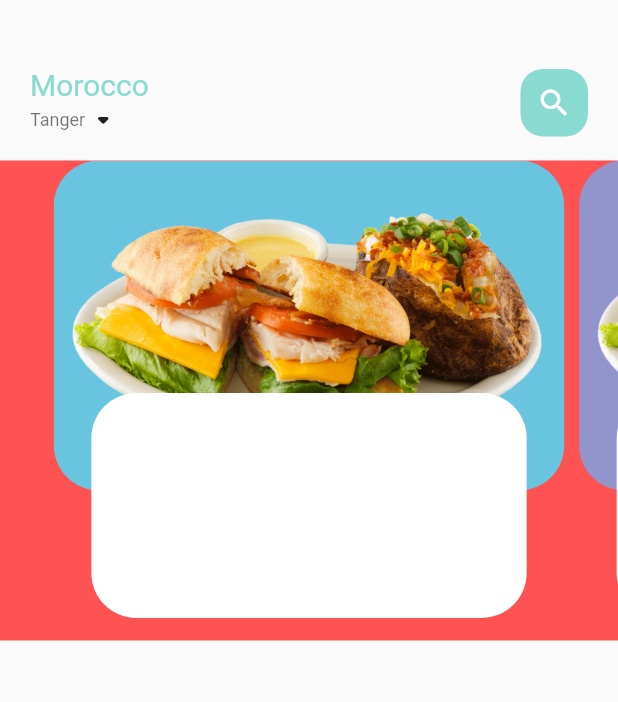
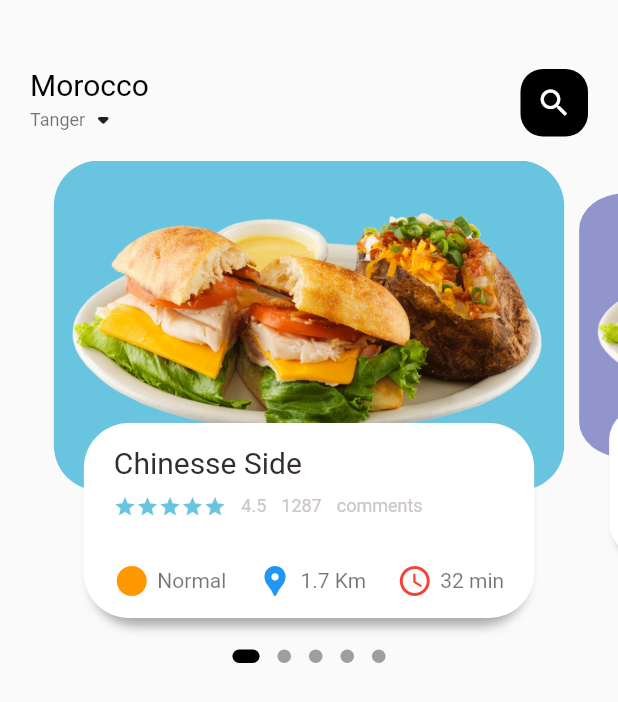
Before and after one commit to mehdi12345/restaurant, a Flutter app: the screen it shows after launch, on a phone screen of 412 x 824 dp. Shown: the top 702 px of the screen. Run offline on Flutter 3.47's test engine with Material 2 defaults, Android fonts, the phone set to English and light mode, and no system bars; drawn by our look-alikes of dots_indicator; our stand-ins replace get.

Commit message:
PageView.Builder

```diff
--- a/lib/home/food_page_body.dart
+++ b/lib/home/food_page_body.dart
@@ -1,4 +1,10 @@
+import 'package:dots_indicator/dots_indicator.dart';
 import 'package:flutter/material.dart';
+import 'package:restaurant/widgets/big_text.dart';
+import 'package:restaurant/widgets/icon_and_text.dart';
+import 'package:restaurant/widgets/small_text.dart';
+
+import '../utils/dimensions.dart';
 
 class FoodPageBody extends StatefulWidget {
   FoodPageBody({Key? key}) : super(key: key);
@@ -9,10 +15,30 @@ class FoodPageBody extends StatefulWidget {
 
 class _FoodPageBodyState extends State<FoodPageBody> {
   PageController pageController = PageController(viewportFraction: 0.85);
+  var _currPageValue = 0.0;
+  double _scaleFactor = 0.8;
+  double _height = 220;
+
+  @override
+  void initState() {
+    super.initState();
+    pageController.addListener(() {
+      setState(() {
+        _currPageValue = pageController.page!;
+      });
+    });
+  }
+
+  @override
+  void dispose() {
+    pageController.dispose();
+  }
+
   @override
   Widget build(BuildContext context) {
-    return Container(
-      color: Colors.redAccent,
+    return Column(
+      children: [
+        Container(
           height: 320,
           child: PageView.builder(
               controller: pageController,
@@ -20,11 +46,51 @@ class _FoodPageBodyState extends State<FoodPageBody> {
               itemBuilder: (context, position) {
                 return _buildPageItem(position);
               }),
+        ),
+        new DotsIndicator(
+          dotsCount: 5,
+          position: _currPageValue,
+          decorator: DotsDecorator(
+            activeColor: Colors.black,
+            size: const Size.square(9.0),
+            activeSize: const Size(18.0, 9.0),
+            activeShape: RoundedRectangleBorder(
+                borderRadius: BorderRadius.circular(5.0)),
+          ),
+        )
+      ],
     );
   }
 
   Widget _buildPageItem(int index) {
-    return Stack(
+    Matrix4 matrix = new Matrix4.identity();
+    if (index == _currPageValue.floor()) {
+      var currScale = 1 - (_currPageValue - index) * (1 - _scaleFactor);
+      var currTrans = _height * (1 - currScale) / 2;
+      matrix = Matrix4.diagonal3Values(1, currScale, 1)
+        ..setTranslationRaw(0, currTrans, 0);
+    } else if (index == _currPageValue.floor() + 1) {
+      var currScale =
+          _scaleFactor + (_currPageValue - index + 1) * (1 - _scaleFactor);
+      var currTrans = _height * (1 - currScale) / 2;
+      matrix = Matrix4.diagonal3Values(1, currScale, 1)
+        ..setTranslationRaw(0, currTrans, 0);
+    } else if (index == _currPageValue.floor() - 1) {
+      var currScale =
+          _scaleFactor + (_currPageValue - index - 1) * (1 - _scaleFactor);
+      var currTrans = _height * (1 - currScale) / 2;
+      matrix = Matrix4.diagonal3Values(1, currScale, 1.9)
+        ..setTranslationRaw(0, currTrans, 0);
+    } else {
+      var currScale = 0.8;
+      var currTrans = _height * (1 - currScale) / 2;
+      matrix = Matrix4.diagonal3Values(1, currScale, 1)
+        ..setTranslationRaw(0, currTrans, 0);
+    }
+
+    return Transform(
+      transform: matrix,
+      child: Stack(
         children: [
           Container(
             height: 220,
@@ -39,15 +105,86 @@ class _FoodPageBodyState extends State<FoodPageBody> {
           Align(
             alignment: Alignment.bottomCenter,
             child: Container(
-            height: 150,
+              height: 130,
               margin: EdgeInsets.only(left: 30, right: 30, bottom: 15),
               decoration: BoxDecoration(
                   borderRadius: BorderRadius.circular(30),
                   color: Colors.white,
+                  boxShadow: [
+                    BoxShadow(
+                        color: Color.fromARGB(255, 170, 170, 170),
+                        blurRadius: 5.0,
+                        offset: Offset(0, 5)),
+                    BoxShadow(color: Colors.white, offset: Offset(-5, 0)),
+                    BoxShadow(color: Colors.white, offset: Offset(5, 0))
+                  ]),
+              child: Container(
+                padding: EdgeInsets.only(top: 15, left: 15, right: 15),
+                child: Column(
+                  crossAxisAlignment: CrossAxisAlignment.start,
+                  children: [
+                    BigText(text: "Chinesse Side"),
+                    SizedBox(
+                      height: 10,
+                    ),
+                    Row(
+                      children: [
+                        Wrap(
+                          children: List.generate(
+                              5,
+                              (index) => Icon(
+                                    Icons.star,
+                                    color: Color(0xFF69c5df),
+                                    size: 15,
+                                  )),
+                        ),
+                        SizedBox(
+                          width: 10,
+                        ),
+                        SmallText(text: "4.5"),
+                        SizedBox(
+                          width: 10,
+                        ),
+                        SmallText(text: "1287"),
+                        SizedBox(
+                          width: 10,
+                        ),
+                        SmallText(text: "comments"),
+                      ],
+                    ),
+                    SizedBox(
+                      height: 30,
+                    ),
+                    Row(
+                      mainAxisAlignment: MainAxisAlignment.spaceBetween,
+                      children: [
+                        IconAndText(
+                          icon: Icons.circle_sharp,
+                          iconColor: Colors.orange,
+                          text: "Normal",
+                          color: Colors.black54,
+                        ),
+                        IconAndText(
+                          icon: Icons.location_pin,
+                          iconColor: Colors.blue,
+                          text: "1.7 Km",
+                          color: Colors.black54,
+                        ),
+                        IconAndText(
+                          icon: Icons.access_time_rounded,
+                          iconColor: Colors.red,
+                          text: "32 min",
+                          color: Colors.black54,
+                        ),
+                      ],
+                    )
+                  ],
+                ),
               ),
             ),
           )
         ],
+      ),
     );
   }
 }
--- a/lib/home/main_food_page.dart
+++ b/lib/home/main_food_page.dart
@@ -27,7 +27,7 @@ class _MainFoodPageState extends State<MainFoodPage> {
                     children: [
                       BigText(
                         text: "Morocco",
-                        color: Color(0xFF89dad0),
+                        color: Colors.black, //Color(0xFF89dad0)
                       ),
                       Row(
                         children: [
@@ -50,7 +50,7 @@ class _MainFoodPageState extends State<MainFoodPage> {
                       ),
                       decoration: BoxDecoration(
                         borderRadius: BorderRadius.circular(15),
-                        color: Color(0xFF89dad0),
+                        color: Colors.black, //Color(0xFF89dad0)
                       ),
                     ),
                   )
--- a/lib/main.dart
+++ b/lib/main.dart
@@ -1,6 +1,7 @@
 import 'package:flutter/material.dart';
 
 import 'home/main_food_page.dart';
+import 'package:get/get.dart';
 
 void main() {
   runApp(const MyApp());
@@ -12,7 +13,7 @@ class MyApp extends StatelessWidget {
   // This widget is the root of your application.
   @override
   Widget build(BuildContext context) {
-    return MaterialApp(
+    return GetMaterialApp(
       title: 'Flutter Demo',
       theme: ThemeData(
         // This is the theme of your application.
--- /dev/null
+++ b/lib/utils/dimensions.dart
@@ -0,0 +1,9 @@
+import 'package:get/get.dart';
+
+class Dimensions {
+  static double screenHeight = Get.context!.height;
+  static double screenWidth = Get.context!.width;
+
+  static double pageViewContainer = screenHeight / 3.84;
+  static double pageViewTextContainer = screenHeight / 7.03;
+}
--- /dev/null
+++ b/lib/widgets/icon_and_text.dart
@@ -0,0 +1,31 @@
+import 'package:flutter/material.dart';
+
+class IconAndText extends StatelessWidget {
+  final IconData icon;
+  final String text;
+  final Color color;
+  final Color iconColor;
+  const IconAndText(
+      {Key? key,
+      required this.icon,
+      required this.text,
+      required this.color,
+      required this.iconColor})
+      : super(key: key);
+
+  @override
+  Widget build(BuildContext context) {
+    return Row(
+      children: [
+        Icon(icon, color: iconColor),
+        SizedBox(
+          width: 5,
+        ),
+        Text(
+          text,
+          style: TextStyle(color: color),
+        )
+      ],
+    );
+  }
+}
--- a/pubspec.yaml
+++ b/pubspec.yaml
@@ -29,6 +29,8 @@ environment:
 dependencies:
   flutter:
     sdk: flutter
+  get: ^4.1.4
+  dots_indicator: ^2.0.0
 
 
   # The following adds the Cupertino Icons font to your application.
```
Also changed, not shown: pubspec.lock. Lines whose indentation alone changed are shown as unchanged.
